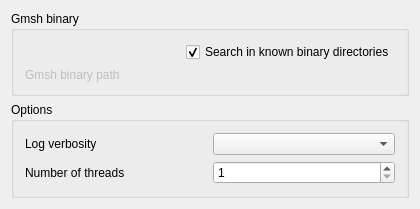
Old version of the form src/Mod/Fem/Gui/DlgSettingsFemGmsh.ui in the repository southseact-3d/fcd.
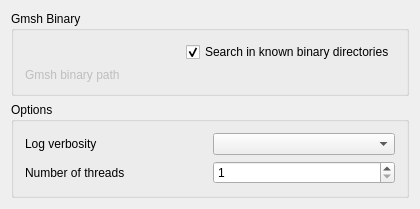
New version of the form. Custom widgets are drawn as their Qt base class.

What changed in the file:
```diff
--- a/src/Mod/Fem/Gui/DlgSettingsFemGmsh.ui
+++ b/src/Mod/Fem/Gui/DlgSettingsFemGmsh.ui
@@ -26,7 +26,7 @@
       <enum>Qt::LeftToRight</enum>
      </property>
      <property name="title">
-      <string>Gmsh binary</string>
+      <string>Gmsh Binary</string>
      </property>
      <property name="alignment">
       <set>Qt::AlignLeading|Qt::AlignLeft|Qt::AlignTop</set>
```
